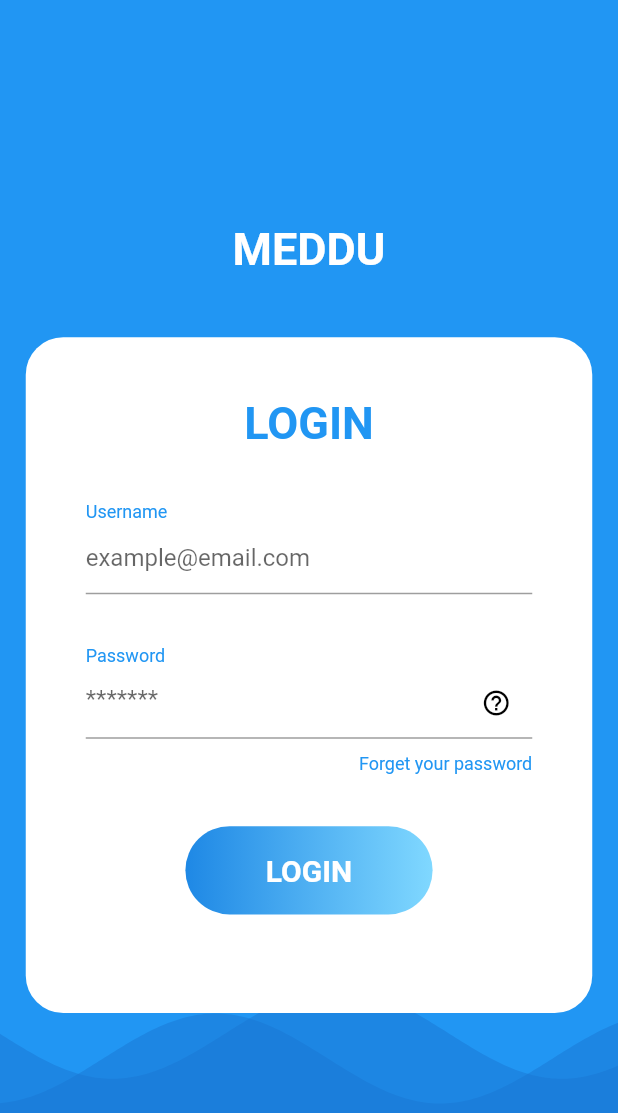
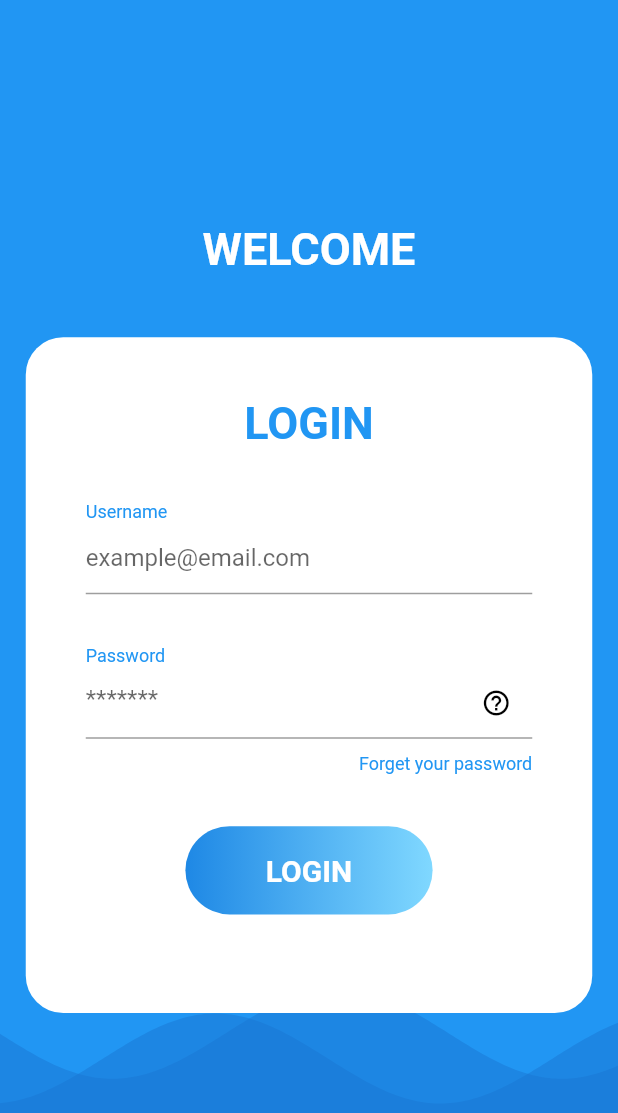
Before and after one commit to shreyamalviya/LoginPage, a Flutter app: the screen it shows after launch, on a phone screen of 412 x 824 dp. Shown: the top 1113 px of the screen. Run offline on Flutter 3.47's test engine with Material 2 defaults, Android fonts, the phone set to English and light mode, and no system bars; drawn by our look-alikes of wave.

Commit message:
view: Change title text

```diff
--- a/lib/view.dart
+++ b/lib/view.dart
@@ -14,7 +14,7 @@ class UIElements extends StatelessWidget {
         child: Column(
           mainAxisSize: MainAxisSize.min,
           children: <Widget>[
-            getTextMeddu(),
+            getTitleText(),
             getBlankSpace(MediaQuery.of(context).size.width * 1 / 10),
             getLoginForm(context),
           ],
@@ -23,9 +23,9 @@ class UIElements extends StatelessWidget {
     );
   }
 
-  Widget getTextMeddu() {
+  Widget getTitleText() {
     return Text(
-      'MEDDU',
+      'WELCOME',
       style: TextStyle(
         color: Colors.white,
         fontSize: 30.0,
```
